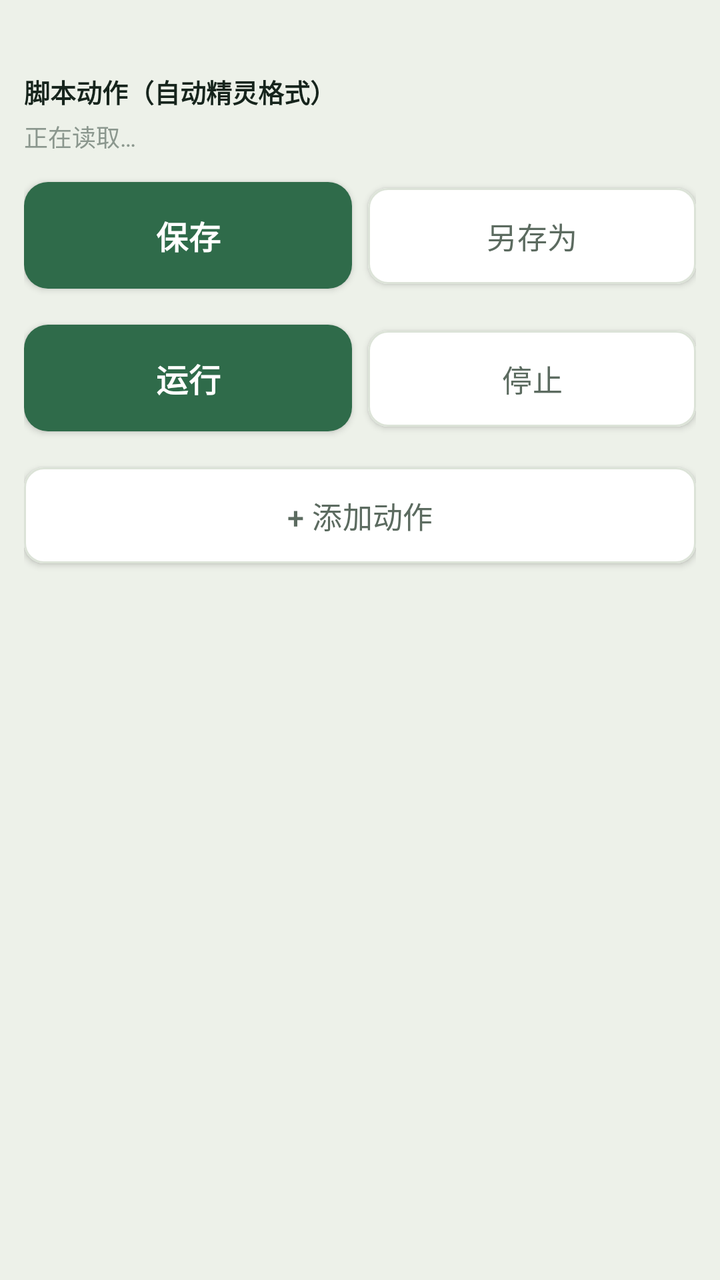
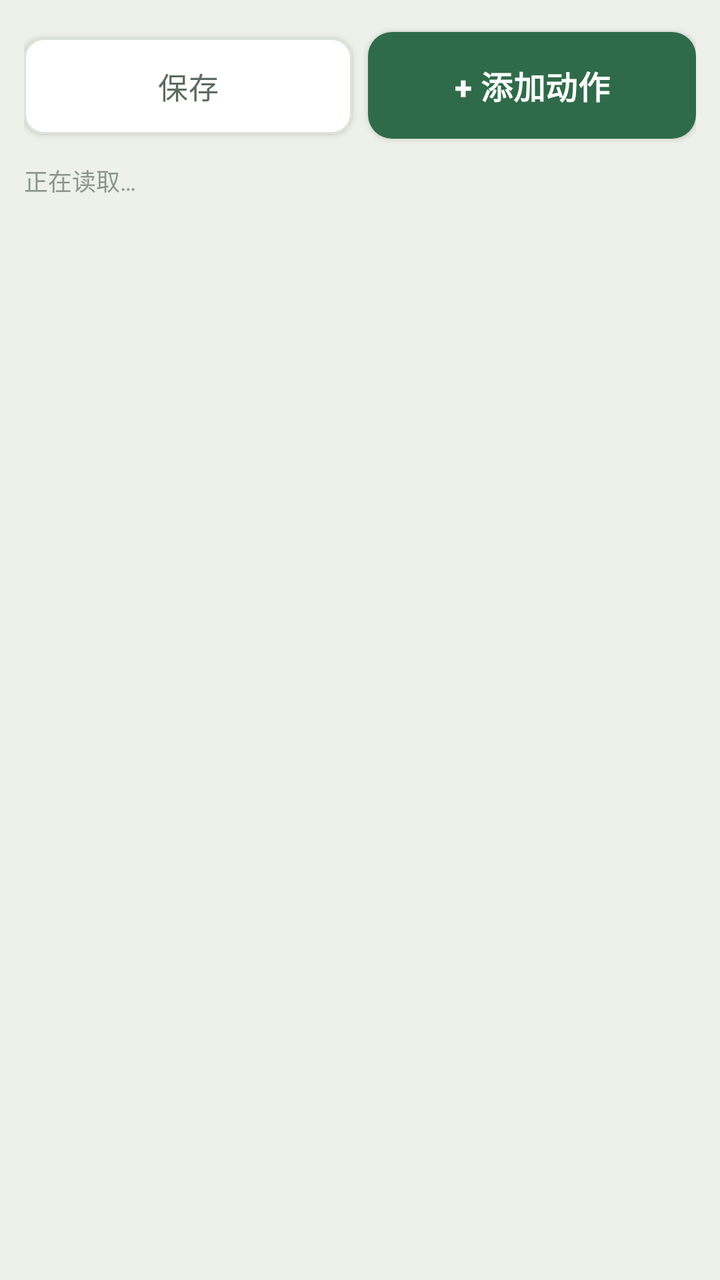

The first picture is an Android layout as it rendered before a commit; the second is the same layout after the commit. The layout source and the unified diff follow.
<!-- AndroidManifest.xml: application theme Theme.Pvz2Auto -->
<!-- res/layout/page_zjs_editor.xml -->
<?xml version="1.0" encoding="utf-8"?>
<LinearLayout xmlns:android="http://schemas.android.com/apk/res/android"
    android:layout_width="match_parent"
    android:layout_height="match_parent"
    android:orientation="vertical"
    android:padding="12dp">

    <TextView
        style="@style/Text.Section"
        android:layout_width="wrap_content"
        android:layout_height="wrap_content"
        android:text="@string/zjs_editor_title" />

    <TextView
        android:id="@+id/tvZjsSummary"
        style="@style/Text.Hint"
        android:layout_width="match_parent"
        android:layout_height="wrap_content"
        android:layout_marginTop="4dp"
        android:text="@string/zjs_loading" />

    
    <LinearLayout
        android:layout_width="match_parent"
        android:layout_height="wrap_content"
        android:layout_marginTop="8dp"
        android:orientation="horizontal">

        <com.google.android.material.button.MaterialButton
            android:id="@+id/btnZjsSave"
            style="@style/AppButton.Primary"
            android:layout_width="0dp"
            android:layout_height="wrap_content"
            android:layout_weight="1"
            android:text="@string/zjs_save" />

        <com.google.android.material.button.MaterialButton
            android:id="@+id/btnZjsSaveAs"
            style="@style/AppButton.Outline"
            android:layout_width="0dp"
            android:layout_height="wrap_content"
            android:layout_marginStart="8dp"
            android:layout_weight="1"
            android:text="@string/zjs_save_as" />
    </LinearLayout>

    
    <LinearLayout
        android:layout_width="match_parent"
        android:layout_height="wrap_content"
        android:layout_marginTop="6dp"
        android:orientation="horizontal">

        <com.google.android.material.button.MaterialButton
            android:id="@+id/btnZjsRun"
            style="@style/AppButton.Primary"
            android:layout_width="0dp"
            android:layout_height="wrap_content"
            android:layout_weight="1"
            android:text="@string/zjs_run" />

        <com.google.android.material.button.MaterialButton
            android:id="@+id/btnZjsStop"
            style="@style/AppButton.Outline"
            android:layout_width="0dp"
            android:layout_height="wrap_content"
            android:layout_marginStart="8dp"
            android:layout_weight="1"
            android:text="@string/zjs_stop" />
    </LinearLayout>

    
    <com.google.android.material.button.MaterialButton
        android:id="@+id/btnZjsAddAction"
        style="@style/AppButton.Outline"
        android:layout_width="match_parent"
        android:layout_height="wrap_content"
        android:layout_marginTop="6dp"
        android:text="@string/zjs_add_action" />

    <androidx.recyclerview.widget.RecyclerView
        android:id="@+id/rvZjsActions"
        android:layout_width="match_parent"
        android:layout_height="0dp"
        android:layout_marginTop="8dp"
        android:layout_weight="1"
        android:clipToPadding="false"
        android:paddingBottom="8dp" />
</LinearLayout>
<!-- resources referenced by this layout -->
<resources>
  <string name="zjs_add_action">+ 添加动作</string>
  <string name="zjs_editor_title">脚本动作（自动精灵格式）</string>
  <string name="zjs_loading">正在读取…</string>
  <string name="zjs_run">运行</string>
  <string name="zjs_save">保存</string>
  <string name="zjs_save_as">另存为</string>
  <string name="zjs_stop">停止</string>
  <style name="AppButton.Outline">
          <item name="backgroundTint">@color/surface</item>
          <item name="android:textColor">@color/ink_muted</item>
          <item name="strokeColor">@color/hairline</item>
          <item name="strokeWidth">1dp</item>
          <item name="rippleColor">@color/lawn_tint</item>
      </style>
  <style name="AppButton.Primary">
          <item name="android:textSize">16sp</item>
          <item name="android:textStyle">bold</item>
          <item name="android:paddingTop">15dp</item>
          <item name="android:paddingBottom">15dp</item>
          <item name="backgroundTint">@color/lawn</item>
          <item name="android:textColor">@color/on_lawn</item>
          <item name="rippleColor">@color/lawn_pressed</item>
          <item name="cornerRadius">12dp</item>
      </style>
  <style name="Text.Hint">
          <item name="android:layout_width">match_parent</item>
          <item name="android:textSize">12sp</item>
          <item name="android:textColor">@color/ink_faint</item>
          <item name="android:lineSpacingMultiplier">1.3</item>
      </style>
  <style name="Text.Section">
          <item name="android:layout_width">match_parent</item>
          <item name="android:textSize">13sp</item>
          <item name="android:textStyle">bold</item>
          <item name="android:layout_marginTop">24dp</item>
      </style>
  <style name="Theme.Pvz2Auto" parent="Theme.MaterialComponents.Light.NoActionBar">
          <item name="colorPrimary">@color/lawn</item>
          <item name="colorPrimaryVariant">@color/lawn_pressed</item>
          <item name="colorOnPrimary">@color/on_lawn</item>
          <item name="colorSecondary">@color/sun</item>
          <item name="colorOnSecondary">@color/ink</item>
          <item name="colorSurface">@color/surface</item>
          <item name="colorOnSurface">@color/ink</item>
          <item name="android:colorBackground">@color/paper</item>
          <item name="android:textColorPrimary">@color/ink</item>
          <item name="android:textColorSecondary">@color/ink_muted</item>
          
          <item name="android:statusBarColor">@color/paper</item>
          <item name="android:windowLightStatusBar">true</item>
          <item name="android:navigationBarColor">@color/paper</item>
      </style>
  <color name="surface">#FFFFFF</color>
  <color name="ink_muted">#5C6B60</color>
  <color name="hairline">#DCE3D8</color>
  <color name="lawn_tint">#E4EDE7</color>
  <color name="lawn">#2F6B4A</color>
  <color name="on_lawn">#FFFFFF</color>
  <color name="lawn_pressed">#245539</color>
  <color name="ink_faint">#8B978E</color>
  <color name="sun">#C8871F</color>
  <color name="ink">#16241C</color>
  <color name="paper">#EDF1E9</color>
</resources>

<!-- the commit's change to res/layout/page_zjs_editor.xml (unified diff, before → after) -->
@@ -3,86 +3,47 @@
     android:layout_width="match_parent"
     android:layout_height="match_parent"
     android:orientation="vertical"
-    android:padding="12dp">
-
-    <TextView
-        style="@style/Text.Section"
-        android:layout_width="wrap_content"
-        android:layout_height="wrap_content"
-        android:text="@string/zjs_editor_title" />
-
-    <TextView
-        android:id="@+id/tvZjsSummary"
-        style="@style/Text.Hint"
-        android:layout_width="match_parent"
-        android:layout_height="wrap_content"
-        android:layout_marginTop="4dp"
-        android:text="@string/zjs_loading" />
+    android:paddingHorizontal="12dp"
+    android:paddingTop="10dp">
 
     
     <LinearLayout
         android:layout_width="match_parent"
         android:layout_height="wrap_content"
-        android:layout_marginTop="8dp"
         android:orientation="horizontal">
 
         <com.google.android.material.button.MaterialButton
             android:id="@+id/btnZjsSave"
-            style="@style/AppButton.Primary"
+            style="@style/AppButton.Outline"
             android:layout_width="0dp"
             android:layout_height="wrap_content"
             android:layout_weight="1"
             android:text="@string/zjs_save" />
 
         <com.google.android.material.button.MaterialButton
-            android:id="@+id/btnZjsSaveAs"
-            style="@style/AppButton.Outline"
+            android:id="@+id/btnZjsAddAction"
+            style="@style/AppButton.Primary"
             android:layout_width="0dp"
             android:layout_height="wrap_content"
             android:layout_marginStart="8dp"
             android:layout_weight="1"
-            android:text="@string/zjs_save_as" />
+            android:text="@string/zjs_add_action" />
     </LinearLayout>
 
     
-    <LinearLayout
+    <TextView
+        android:id="@+id/tvZjsSummary"
+        style="@style/Text.Hint"
         android:layout_width="match_parent"
         android:layout_height="wrap_content"
         android:layout_marginTop="6dp"
-        android:orientation="horizontal">
-
-        <com.google.android.material.button.MaterialButton
-            android:id="@+id/btnZjsRun"
-            style="@style/AppButton.Primary"
-            android:layout_width="0dp"
-            android:layout_height="wrap_content"
-            android:layout_weight="1"
-            android:text="@string/zjs_run" />
-
-        <com.google.android.material.button.MaterialButton
-            android:id="@+id/btnZjsStop"
-            style="@style/AppButton.Outline"
-            android:layout_width="0dp"
-            android:layout_height="wrap_content"
-            android:layout_marginStart="8dp"
-            android:layout_weight="1"
-            android:text="@string/zjs_stop" />
-    </LinearLayout>
-
-    
-    <com.google.android.material.button.MaterialButton
-        android:id="@+id/btnZjsAddAction"
-        style="@style/AppButton.Outline"
-        android:layout_width="match_parent"
-        android:layout_height="wrap_content"
-        android:layout_marginTop="6dp"
-        android:text="@string/zjs_add_action" />
+        android:text="@string/zjs_loading" />
 
     <androidx.recyclerview.widget.RecyclerView
         android:id="@+id/rvZjsActions"
         android:layout_width="match_parent"
         android:layout_height="0dp"
-        android:layout_marginTop="8dp"
+        android:layout_marginTop="6dp"
         android:layout_weight="1"
         android:clipToPadding="false"
         android:paddingBottom="8dp" />
<!-- resource entries referenced after the edit -->
@@ -1,12 +1,8 @@
 <!-- resources referenced by this layout -->
 <resources>
   <string name="zjs_add_action">+ 添加动作</string>
-  <string name="zjs_editor_title">脚本动作（自动精灵格式）</string>
   <string name="zjs_loading">正在读取…</string>
-  <string name="zjs_run">运行</string>
   <string name="zjs_save">保存</string>
-  <string name="zjs_save_as">另存为</string>
-  <string name="zjs_stop">停止</string>
   <style name="AppButton.Outline">
           <item name="backgroundTint">@color/surface</item>
           <item name="android:textColor">@color/ink_muted</item>
@@ -29,12 +25,6 @@
           <item name="android:textSize">12sp</item>
           <item name="android:textColor">@color/ink_faint</item>
           <item name="android:lineSpacingMultiplier">1.3</item>
-      </style>
-  <style name="Text.Section">
-          <item name="android:layout_width">match_parent</item>
-          <item name="android:textSize">13sp</item>
-          <item name="android:textStyle">bold</item>
-          <item name="android:layout_marginTop">24dp</item>
       </style>
   <style name="Theme.Pvz2Auto" parent="Theme.MaterialComponents.Light.NoActionBar">
           <item name="colorPrimary">@color/lawn</item>
